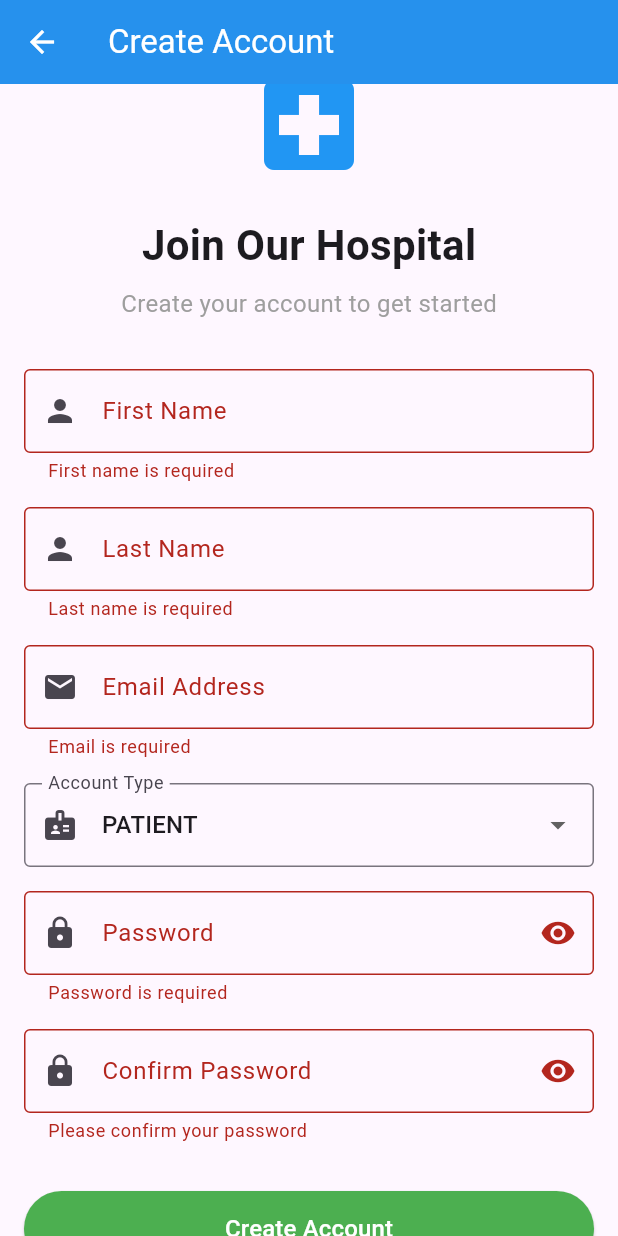
After one commit to Peterjakes/hospital_management_system, a Flutter app: the RegisterScreen screen opened directly, scrolled down 49 dp, after a tap on "Create Account", on a phone screen of 412 x 824 dp. The commit adds this screen. Run offline on Flutter 3.47's test engine with Material 3 defaults, Android fonts, the phone set to English and light mode, and no system bars; our stand-ins replace cloud_firestore, firebase_auth, firebase_core; accounts and stored records are empty.

Commit message:
created basic registration screen with role selection

```diff
--- a/lib/main.dart
+++ b/lib/main.dart
@@ -4,7 +4,6 @@ import 'package:provider/provider.dart';
 import 'package:hospital_management_system/providers/auth_provider.dart';
 import 'package:hospital_management_system/screens/auth/login_screen.dart';
 
-/// Main entry point of the Hospital Management System
 void main() async {
   // Ensure Flutter widgets are initialized
   WidgetsFlutterBinding.ensureInitialized();
@@ -33,7 +32,7 @@ class HospitalManagementApp extends StatelessWidget {
           useMaterial3: true,
         ),
 
-        //  login screen
+
         home: const LoginScreen(),
       ),
     );
--- a/lib/screens/auth/login_screen.dart
+++ b/lib/screens/auth/login_screen.dart
@@ -2,6 +2,7 @@ import 'package:flutter/material.dart';
 import 'package:provider/provider.dart';
 import 'package:hospital_management_system/providers/auth_provider.dart';
 import 'package:hospital_management_system/screens/auth/forgot_password_screen.dart';
+import 'package:hospital_management_system/screens/auth/register_screen.dart';
 
 /// Login screen for user authentication
 class LoginScreen extends StatefulWidget {
@@ -12,12 +13,15 @@ class LoginScreen extends StatefulWidget {
 }
 
 class _LoginScreenState extends State<LoginScreen> {
+  // Form key for validation
   final _formKey = GlobalKey<FormState>();
+
+  // Controllers for email & password input
   final _emailController = TextEditingController();
   final _passwordController = TextEditingController();
 
+  // Track password visibility
   bool _isPasswordVisible = false;
-  bool _isLoading = false;
 
   @override
   void dispose() {
@@ -26,23 +30,21 @@ class _LoginScreenState extends State<LoginScreen> {
     super.dispose();
   }
 
-  /// Handle user login
+  /// Handle user login with AuthProvider
   Future<void> _handleLogin() async {
     if (!_formKey.currentState!.validate()) return;
 
     final authProvider = Provider.of<AuthProvider>(context, listen: false);
 
-    setState(() => _isLoading = true);
     final success = await authProvider.signIn(
       email: _emailController.text.trim(),
       password: _passwordController.text,
     );
-    setState(() => _isLoading = false);
 
     if (!mounted) return;
 
     if (success) {
-      // show success message
+      // Show success message with user’s first name
       ScaffoldMessenger.of(context).showSnackBar(
         SnackBar(
           content: Text('Welcome ${authProvider.currentUserData?['firstName']}!'),
@@ -50,7 +52,7 @@ class _LoginScreenState extends State<LoginScreen> {
         ),
       );
     } else {
-      // Show error message
+      // Show error message if login fails
       ScaffoldMessenger.of(context).showSnackBar(
         SnackBar(
           content: Text(authProvider.errorMessage ?? 'Login failed'),
@@ -85,7 +87,7 @@ class _LoginScreenState extends State<LoginScreen> {
                   ),
                   const SizedBox(height: 32),
 
-                  // Welcome text
+                  // Welcome texts
                   const Text(
                     'Welcome Back',
                     style: TextStyle(
@@ -103,7 +105,7 @@ class _LoginScreenState extends State<LoginScreen> {
                   ),
                   const SizedBox(height: 32),
 
-                  // Email field
+                  // Email input field
                   TextFormField(
                     controller: _emailController,
                     keyboardType: TextInputType.emailAddress,
@@ -116,8 +118,7 @@ class _LoginScreenState extends State<LoginScreen> {
                       if (value == null || value.isEmpty) {
                         return 'Please enter your email';
                       }
-                      if (!RegExp(r'^[\w-\.]+@([\w-]+\.)+[\w-]{2,4}$')
-                          .hasMatch(value)) {
+                      if (!RegExp(r'^[\w-\.]+@([\w-]+\.)+[\w-]{2,4}$').hasMatch(value)) {
                         return 'Please enter a valid email';
                       }
                       return null;
@@ -125,7 +126,7 @@ class _LoginScreenState extends State<LoginScreen> {
                   ),
                   const SizedBox(height: 16),
 
-                  // Password field
+                  // Password input field
                   TextFormField(
                     controller: _passwordController,
                     obscureText: !_isPasswordVisible,
@@ -134,9 +135,7 @@ class _LoginScreenState extends State<LoginScreen> {
                       prefixIcon: const Icon(Icons.lock),
                       suffixIcon: IconButton(
                         icon: Icon(
-                          _isPasswordVisible
-                              ? Icons.visibility_off
-                              : Icons.visibility,
+                          _isPasswordVisible ? Icons.visibility_off : Icons.visibility,
                         ),
                         onPressed: () {
                           setState(() {
@@ -163,12 +162,12 @@ class _LoginScreenState extends State<LoginScreen> {
                     width: double.infinity,
                     height: 50,
                     child: ElevatedButton(
-                      onPressed: _isLoading ? null : _handleLogin,
+                      onPressed: authProvider.isLoading ? null : _handleLogin,
                       style: ElevatedButton.styleFrom(
                         backgroundColor: Colors.blue,
                         foregroundColor: Colors.white,
                       ),
-                      child: _isLoading
+                      child: authProvider.isLoading
                           ? const CircularProgressIndicator(color: Colors.white)
                           : const Text(
                               'Sign In',
@@ -189,6 +188,26 @@ class _LoginScreenState extends State<LoginScreen> {
                     },
                     child: const Text('Forgot Password?'),
                   ),
+
+                  const SizedBox(height: 16),
+
+                  // Register link
+                  Row(
+                    mainAxisAlignment: MainAxisAlignment.center,
+                    children: [
+                      const Text("Don't have an account? "),
+                      TextButton(
+                        onPressed: () {
+                          Navigator.of(context).push(
+                            MaterialPageRoute(
+                              builder: (context) => const RegisterScreen(),
+                            ),
+                          );
+                        },
+                        child: const Text('Sign Up'),
+                      ),
+                    ],
+                  ),
                 ],
               ),
             ),
--- /dev/null
+++ b/lib/screens/auth/register_screen.dart
@@ -0,0 +1,308 @@
+import 'package:flutter/material.dart';
+import 'package:provider/provider.dart';
+import 'package:hospital_management_system/providers/auth_provider.dart';
+import 'package:hospital_management_system/models/user_model.dart';
+
+/// Registration screen for new user accounts
+class RegisterScreen extends StatefulWidget {
+  const RegisterScreen({super.key});
+
+  @override
+  State<RegisterScreen> createState() => _RegisterScreenState();
+}
+
+class _RegisterScreenState extends State<RegisterScreen> {
+  final _formKey = GlobalKey<FormState>();
+  final _firstNameController = TextEditingController();
+  final _lastNameController = TextEditingController();
+  final _emailController = TextEditingController();
+  final _passwordController = TextEditingController();
+  final _confirmPasswordController = TextEditingController();
+
+  bool _isPasswordVisible = false;
+  bool _isConfirmPasswordVisible = false;
+  UserRole _selectedRole = UserRole.patient; // Default to patient
+
+  @override
+  void dispose() {
+    _firstNameController.dispose();
+    _lastNameController.dispose();
+    _emailController.dispose();
+    _passwordController.dispose();
+    _confirmPasswordController.dispose();
+    super.dispose();
+  }
+
+  /// Handle user registration
+  Future<void> _handleRegistration() async {
+    if (!_formKey.currentState!.validate()) return;
+
+    final authProvider = Provider.of<AuthProvider>(context, listen: false);
+
+    final success = await authProvider.registerUser(
+      email: _emailController.text.trim(),
+      password: _passwordController.text,
+      firstName: _firstNameController.text.trim(),
+      lastName: _lastNameController.text.trim(),
+      role: _selectedRole,
+    );
+
+    if (!mounted) return;
+
+    if (success) {
+      ScaffoldMessenger.of(context).showSnackBar(
+        const SnackBar(
+          content: Text('Registration successful! Please login to continue.'),
+          backgroundColor: Colors.green,
+        ),
+      );
+      Navigator.of(context).pop(); // Go back to login
+    } else {
+      ScaffoldMessenger.of(context).showSnackBar(
+        SnackBar(
+          content: Text(authProvider.errorMessage ?? 'Registration failed'),
+          backgroundColor: Colors.red,
+        ),
+      );
+    }
+  }
+
+  @override
+  Widget build(BuildContext context) {
+    return Consumer<AuthProvider>(
+      builder: (context, authProvider, child) {
+        return Scaffold(
+          appBar: AppBar(
+            title: const Text('Create Account'),
+            backgroundColor: Colors.blue,
+            foregroundColor: Colors.white,
+          ),
+          body: SingleChildScrollView(
+            padding: const EdgeInsets.all(16.0),
+            child: Form(
+              key: _formKey,
+              child: Column(
+                children: [
+                  const SizedBox(height: 20),
+
+                  // Hospital icon
+                  const Icon(
+                    Icons.local_hospital,
+                    size: 80,
+                    color: Colors.blue,
+                  ),
+                  const SizedBox(height: 20),
+
+                  // Title
+                  const Text(
+                    'Join Our Hospital',
+                    style: TextStyle(
+                      fontSize: 28,
+                      fontWeight: FontWeight.bold,
+                    ),
+                  ),
+                  const SizedBox(height: 8),
+                  const Text(
+                    'Create your account to get started',
+                    style: TextStyle(
+                      fontSize: 16,
+                      color: Colors.grey,
+                    ),
+                  ),
+                  const SizedBox(height: 32),
+
+                  // First Name
+                  TextFormField(
+                    controller: _firstNameController,
+                    textCapitalization: TextCapitalization.words,
+                    decoration: const InputDecoration(
+                      labelText: 'First Name',
+                      prefixIcon: Icon(Icons.person),
+                      border: OutlineInputBorder(),
+                    ),
+                    validator: (value) {
+                      if (value == null || value.trim().isEmpty) {
+                        return 'First name is required';
+                      }
+                      return null;
+                    },
+                  ),
+                  const SizedBox(height: 16),
+
+                  // Last Name
+                  TextFormField(
+                    controller: _lastNameController,
+                    textCapitalization: TextCapitalization.words,
+                    decoration: const InputDecoration(
+                      labelText: 'Last Name',
+                      prefixIcon: Icon(Icons.person),
+                      border: OutlineInputBorder(),
+                    ),
+                    validator: (value) {
+                      if (value == null || value.trim().isEmpty) {
+                        return 'Last name is required';
+                      }
+                      return null;
+                    },
+                  ),
+                  const SizedBox(height: 16),
+
+                  // Email
+                  TextFormField(
+                    controller: _emailController,
+                    keyboardType: TextInputType.emailAddress,
+                    decoration: const InputDecoration(
+                      labelText: 'Email Address',
+                      prefixIcon: Icon(Icons.email),
+                      border: OutlineInputBorder(),
+                    ),
+                    validator: (value) {
+                      if (value == null || value.trim().isEmpty) {
+                        return 'Email is required';
+                      }
+                      if (!RegExp(r'^[\w-\.]+@([\w-]+\.)+[\w-]{2,4}$')
+                          .hasMatch(value)) {
+                        return 'Please enter a valid email';
+                      }
+                      return null;
+                    },
+                  ),
+                  const SizedBox(height: 16),
+
+                  // Role selection
+                  DropdownButtonFormField<UserRole>(
+                    value: _selectedRole,
+                    decoration: const InputDecoration(
+                      labelText: 'Account Type',
+                      prefixIcon: Icon(Icons.badge),
+                      border: OutlineInputBorder(),
+                    ),
+                    items: UserRole.values.map((role) {
+                      return DropdownMenuItem<UserRole>(
+                        value: role,
+                        child: Text(role.value.toUpperCase()),
+                      );
+                    }).toList(),
+                    onChanged: (UserRole? newRole) {
+                      if (newRole != null) {
+                        setState(() {
+                          _selectedRole = newRole;
+                        });
+                      }
+                    },
+                  ),
+                  const SizedBox(height: 16),
+
+                  // Password
+                  TextFormField(
+                    controller: _passwordController,
+                    obscureText: !_isPasswordVisible,
+                    decoration: InputDecoration(
+                      labelText: 'Password',
+                      prefixIcon: const Icon(Icons.lock),
+                      suffixIcon: IconButton(
+                        icon: Icon(
+                          _isPasswordVisible
+                              ? Icons.visibility_off
+                              : Icons.visibility,
+                        ),
+                        onPressed: () {
+                          setState(() {
+                            _isPasswordVisible = !_isPasswordVisible;
+                          });
+                        },
+                      ),
+                      border: const OutlineInputBorder(),
+                    ),
+                    validator: (value) {
+                      if (value == null || value.isEmpty) {
+                        return 'Password is required';
+                      }
+                      if (value.length < 6) {
+                        return 'Password must be at least 6 characters';
+                      }
+                      return null;
+                    },
+                  ),
+                  const SizedBox(height: 16),
+
+                  // Confirm Password
+                  TextFormField(
+                    controller: _confirmPasswordController,
+                    obscureText: !_isConfirmPasswordVisible,
+                    decoration: InputDecoration(
+                      labelText: 'Confirm Password',
+                      prefixIcon: const Icon(Icons.lock),
+                      suffixIcon: IconButton(
+                        icon: Icon(
+                          _isConfirmPasswordVisible
+                              ? Icons.visibility_off
+                              : Icons.visibility,
+                        ),
+                        onPressed: () {
+                          setState(() {
+                            _isConfirmPasswordVisible =
+                                !_isConfirmPasswordVisible;
+                          });
+                        },
+                      ),
+                      border: const OutlineInputBorder(),
+                    ),
+                    validator: (value) {
+                      if (value == null || value.isEmpty) {
+                        return 'Please confirm your password';
+                      }
+                      if (value != _passwordController.text) {
+                        return 'Passwords do not match';
+                      }
+                      return null;
+                    },
+                  ),
+                  const SizedBox(height: 32),
+
+                  // Register button
+                  SizedBox(
+                    width: double.infinity,
+                    height: 50,
+                    child: ElevatedButton(
+                      onPressed: authProvider.isLoading
+                          ? null
+                          : _handleRegistration,
+                      style: ElevatedButton.styleFrom(
+                        backgroundColor: Colors.green,
+                        foregroundColor: Colors.white,
+                      ),
+                      child: authProvider.isLoading
+                          ? const CircularProgressIndicator(
+                              color: Colors.white,
+                            )
+                          : const Text(
+                              'Create Account',
+                              style: TextStyle(fontSize: 16),
+                            ),
+                    ),
+                  ),
+                  const SizedBox(height: 16),
+
+                  // Back to login link
+                  Row(
+                    mainAxisAlignment: MainAxisAlignment.center,
+                    children: [
+                      const Text("Already have an account? "),
+                      TextButton(
+                        onPressed: () {
+                          Navigator.of(context).pop();
+                        },
+                        child: const Text('Login'),
+                      ),
+                    ],
+                  ),
+                ],
+              ),
+            ),
+          ),
+        );
+      },
+    );
+  }
+}
```
